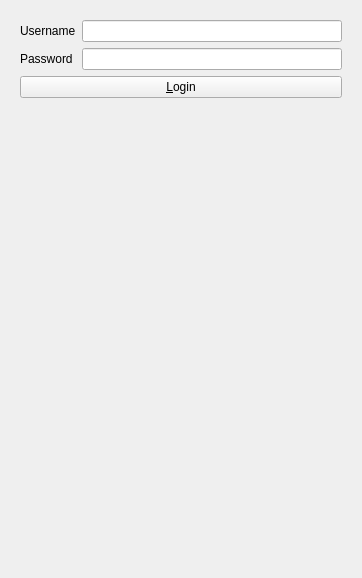
KDE/gluon, file creator/plugins/docks/distributiondock/distributiondock.ui: the form before one commit.
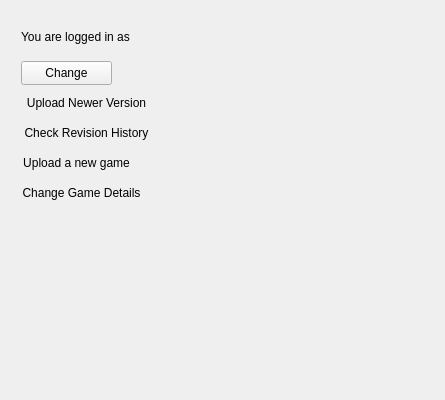
The form after the commit.

Commit message: Added an Options page to Distribution docker,for post login work.

```diff
--- a/creator/plugins/docks/distributiondock/distributiondock.ui
+++ b/creator/plugins/docks/distributiondock/distributiondock.ui
@@ -2,12 +2,15 @@
 <ui version="4.0">
  <class>DistributionDock</class>
  <widget class="QWidget" name="DistributionDock">
+  <property name="enabled">
+   <bool>true</bool>
+  </property>
   <property name="geometry">
    <rect>
     <x>0</x>
     <y>0</y>
-    <width>362</width>
-    <height>578</height>
+    <width>445</width>
+    <height>400</height>
    </rect>
   </property>
   <property name="windowTitle">
@@ -17,10 +20,38 @@
    <item>
     <widget class="QStackedWidget" name="stackedWidget">
      <property name="currentIndex">
-      <number>0</number>
+      <number>2</number>
      </property>
      <widget class="QWidget" name="loginPage">
       <layout class="QVBoxLayout" name="verticalLayout_11">
+       <item>
+        <widget class="QLabel" name="label_12">
+         <property name="text">
+          <string> If you have account on gamingfreedom.org, you are half way through already, else you can create one at the click of a button here. Once registered and logged in, you will have option to upload your new game, if it's your first time , or change existing game details  / do version control in your game
+
+</string>
+         </property>
+         <property name="wordWrap">
+          <bool>true</bool>
+         </property>
+        </widget>
+       </item>
+       <item>
+        <spacer name="verticalSpacer">
+         <property name="orientation">
+          <enum>Qt::Vertical</enum>
+         </property>
+         <property name="sizeType">
+          <enum>QSizePolicy::Fixed</enum>
+         </property>
+         <property name="sizeHint" stdset="0">
+          <size>
+           <width>0</width>
+           <height>0</height>
+          </size>
+         </property>
+        </spacer>
+       </item>
        <item>
         <layout class="QHBoxLayout" name="horizontalLayout_2">
          <item>
@@ -75,7 +106,7 @@
          <property name="sizeHint" stdset="0">
           <size>
            <width>20</width>
-           <height>470</height>
+           <height>40</height>
           </size>
          </property>
         </spacer>
@@ -248,6 +279,114 @@
        </item>
       </layout>
      </widget>
+     <widget class="QWidget" name="welcomePage">
+      <widget class="QPushButton" name="loginChanged">
+       <property name="geometry">
+        <rect>
+         <x>10</x>
+         <y>50</y>
+         <width>91</width>
+         <height>24</height>
+        </rect>
+       </property>
+       <property name="text">
+        <string>Change</string>
+       </property>
+       <property name="flat">
+        <bool>false</bool>
+       </property>
+      </widget>
+      <widget class="QPushButton" name="versionControl">
+       <property name="geometry">
+        <rect>
+         <x>10</x>
+         <y>80</y>
+         <width>131</width>
+         <height>24</height>
+        </rect>
+       </property>
+       <property name="text">
+        <string>Upload Newer Version</string>
+       </property>
+       <property name="flat">
+        <bool>true</bool>
+       </property>
+      </widget>
+      <widget class="QPushButton" name="checkHistory">
+       <property name="geometry">
+        <rect>
+         <x>10</x>
+         <y>110</y>
+         <width>131</width>
+         <height>24</height>
+        </rect>
+       </property>
+       <property name="text">
+        <string>Check Revision History</string>
+       </property>
+       <property name="flat">
+        <bool>true</bool>
+       </property>
+      </widget>
+      <widget class="QPushButton" name="uploadNew">
+       <property name="geometry">
+        <rect>
+         <x>10</x>
+         <y>140</y>
+         <width>111</width>
+         <height>24</height>
+        </rect>
+       </property>
+       <property name="text">
+        <string>Upload a new game</string>
+       </property>
+       <property name="flat">
+        <bool>true</bool>
+       </property>
+      </widget>
+      <widget class="QPushButton" name="changeDetails">
+       <property name="geometry">
+        <rect>
+         <x>10</x>
+         <y>170</y>
+         <width>121</width>
+         <height>24</height>
+        </rect>
+       </property>
+       <property name="text">
+        <string>Change Game Details</string>
+       </property>
+       <property name="flat">
+        <bool>true</bool>
+       </property>
+      </widget>
+      <widget class="QWidget" name="horizontalLayoutWidget">
+       <property name="geometry">
+        <rect>
+         <x>10</x>
+         <y>10</y>
+         <width>211</width>
+         <height>31</height>
+        </rect>
+       </property>
+       <layout class="QHBoxLayout" name="horizontalLayout_6">
+        <item>
+         <widget class="QLabel" name="label_13">
+          <property name="text">
+           <string>You are logged in as </string>
+          </property>
+         </widget>
+        </item>
+        <item>
+         <widget class="QLabel" name="loginName">
+          <property name="text">
+           <string/>
+          </property>
+         </widget>
+        </item>
+       </layout>
+      </widget>
+     </widget>
     </widget>
    </item>
   </layout>
```
Left out of the diff: 14 changed lines with no effect on the pictures. The commit also changes 4 other files.
